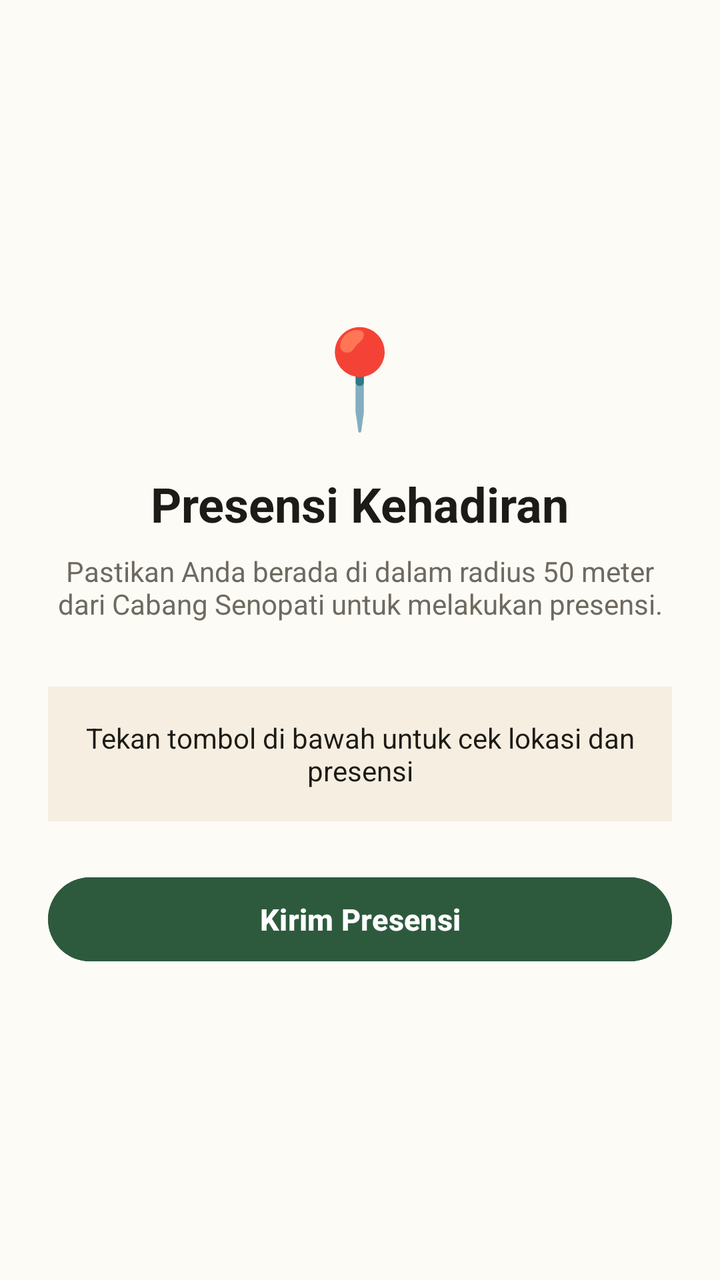
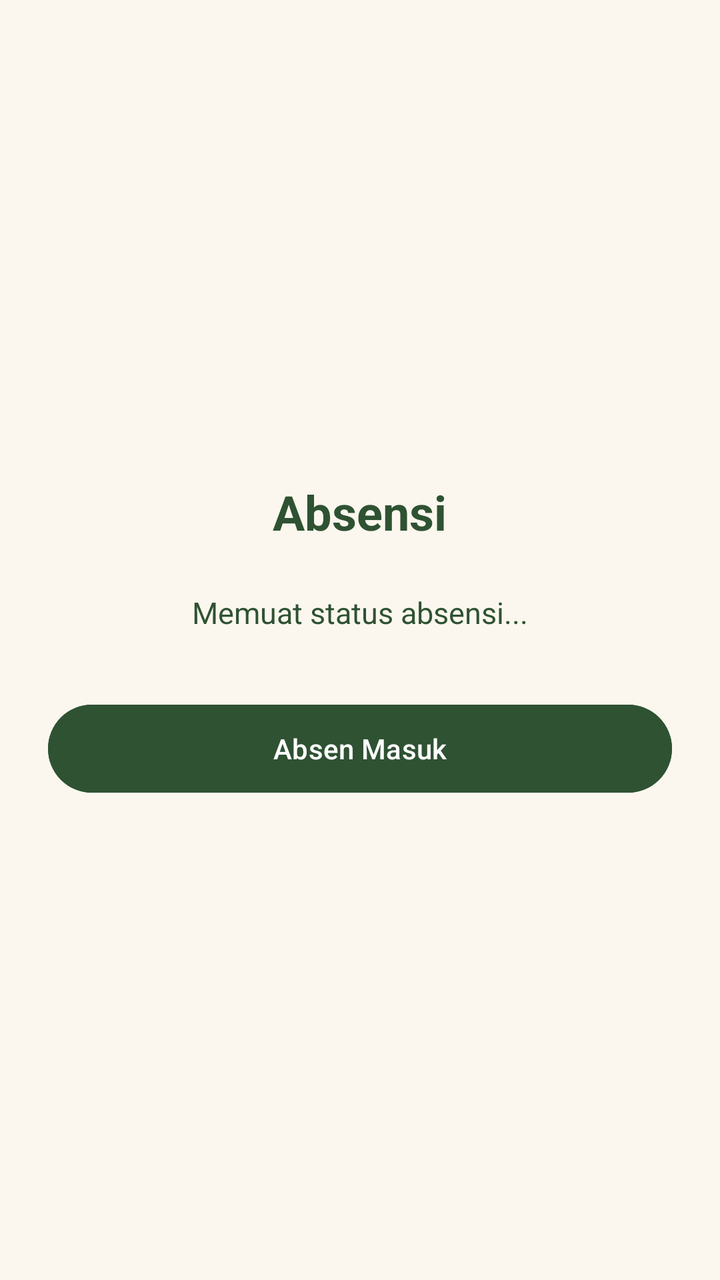

Two renders of the same Android screen: before a commit and after it. Below are the layout's source before the change and the commit's diff.
<!-- AndroidManifest.xml: application theme Theme.Machaindo -->
<!-- res/layout/activity_absensi.xml -->
<?xml version="1.0" encoding="utf-8"?>
<LinearLayout xmlns:android="http://schemas.android.com/apk/res/android"
    android:layout_width="match_parent"
    android:layout_height="match_parent"
    android:background="@color/matcha_cream"
    android:fitsSystemWindows="true"
    android:gravity="center"
    android:orientation="vertical"
    android:padding="24dp">

    <TextView
        android:layout_width="wrap_content"
        android:layout_height="wrap_content"
        android:text="📍"
        android:textSize="48sp" />

    <TextView
        android:layout_width="wrap_content"
        android:layout_height="wrap_content"
        android:layout_marginTop="16dp"
        android:text="Presensi Kehadiran"
        android:textColor="@color/matcha_text"
        android:textSize="24sp"
        android:textStyle="bold" />

    <TextView
        android:layout_width="wrap_content"
        android:layout_height="wrap_content"
        android:layout_marginTop="8dp"
        android:gravity="center"
        android:text="Pastikan Anda berada di dalam radius 50 meter dari Cabang Senopati untuk melakukan presensi."
        android:textColor="@color/matcha_muted"
        android:textSize="14sp" />

    <TextView
        android:id="@+id/tvStatusLokasi"
        android:layout_width="match_parent"
        android:layout_height="wrap_content"
        android:layout_marginTop="32dp"
        android:background="@color/matcha_field"
        android:gravity="center"
        android:padding="16dp"
        android:text="Tekan tombol di bawah untuk cek lokasi dan presensi"
        android:textColor="@color/matcha_text"
        android:textSize="14sp" />

    <Button
        android:id="@+id/btnPresensi"
        android:layout_width="match_parent"
        android:layout_height="50dp"
        android:layout_marginTop="24dp"
        android:backgroundTint="@color/matcha_green"
        android:text="Kirim Presensi"
        android:textAllCaps="false"
        android:textColor="@color/white"
        android:textSize="15sp"
        android:textStyle="bold" />

</LinearLayout>
<!-- resources referenced by this layout -->
<resources>
  <color name="matcha_cream">#FFFDFBF6</color>
  <color name="matcha_field">#FFF6EEE0</color>
  <color name="matcha_green">#FF2D5A3D</color>
  <color name="matcha_muted">#FF6F6A60</color>
  <color name="matcha_text">#FF1C1B17</color>
  <color name="white">#FFFFFFFF</color>
  <style name="Theme.Machaindo" parent="Theme.Material3.Light.NoActionBar">
          <item name="colorPrimary">@color/green_dark</item>
          <item name="android:statusBarColor">@color/cream_header</item>
          <item name="android:windowLightStatusBar">true</item>
      </style>
  <color name="green_dark">#2F5233</color>
  <color name="cream_header">#F3ECDD</color>
</resources>

<!-- the commit's change to res/layout/activity_absensi.xml (unified diff, before → after) -->
@@ -1,59 +1,35 @@
-<?xml version="1.0" encoding="utf-8"?>
-<LinearLayout xmlns:android="http://schemas.android.com/apk/res/android"
+<LinearLayout
+    xmlns:android="http://schemas.android.com/apk/res/android"
     android:layout_width="match_parent"
     android:layout_height="match_parent"
-    android:background="@color/matcha_cream"
+    android:background="@color/cream_bg"
     android:fitsSystemWindows="true"
     android:gravity="center"
     android:orientation="vertical"
     android:padding="24dp">
-
     <TextView
         android:layout_width="wrap_content"
         android:layout_height="wrap_content"
-        android:text="📍"
-        android:textSize="48sp" />
-
-    <TextView
-        android:layout_width="wrap_content"
-        android:layout_height="wrap_content"
-        android:layout_marginTop="16dp"
-        android:text="Presensi Kehadiran"
-        android:textColor="@color/matcha_text"
+        android:text="Absensi"
+        android:textColor="@color/green_dark"
         android:textSize="24sp"
-        android:textStyle="bold" />
-
-    <TextView
-        android:layout_width="wrap_content"
-        android:layout_height="wrap_content"
-        android:layout_marginTop="8dp"
-        android:gravity="center"
-        android:text="Pastikan Anda berada di dalam radius 50 meter dari Cabang Senopati untuk melakukan presensi."
-        android:textColor="@color/matcha_muted"
-        android:textSize="14sp" />
-
+        android:textStyle="bold"/>
     <TextView
         android:id="@+id/tvStatusLokasi"
         android:layout_width="match_parent"
         android:layout_height="wrap_content"
-        android:layout_marginTop="32dp"
-        android:background="@color/matcha_field"
+        android:layout_marginTop="24dp"
         android:gravity="center"
-        android:padding="16dp"
-        android:text="Tekan tombol di bawah untuk cek lokasi dan presensi"
-        android:textColor="@color/matcha_text"
-        android:textSize="14sp" />
-
+        android:lineSpacingExtra="4dp"
+        android:text="Memuat status absensi..."
+        android:textColor="@color/green_dark"
+        android:textSize="15sp"/>
     <Button
         android:id="@+id/btnPresensi"
         android:layout_width="match_parent"
-        android:layout_height="50dp"
-        android:layout_marginTop="24dp"
-        android:backgroundTint="@color/matcha_green"
-        android:text="Kirim Presensi"
-        android:textAllCaps="false"
-        android:textColor="@color/white"
-        android:textSize="15sp"
-        android:textStyle="bold" />
-
+        android:layout_height="52dp"
+        android:layout_marginTop="32dp"
+        android:backgroundTint="@color/green_dark"
+        android:text="Absen Masuk"
+        android:textColor="@android:color/white"/>
 </LinearLayout>
<!-- resource entries referenced after the edit -->
@@ -1,11 +1,6 @@
 <!-- resources referenced by this layout -->
 <resources>
-  <color name="matcha_cream">#FFFDFBF6</color>
-  <color name="matcha_field">#FFF6EEE0</color>
-  <color name="matcha_green">#FF2D5A3D</color>
-  <color name="matcha_muted">#FF6F6A60</color>
-  <color name="matcha_text">#FF1C1B17</color>
-  <color name="white">#FFFFFFFF</color>
+  <color name="cream_bg">#FBF7EE</color>
   <style name="Theme.Machaindo" parent="Theme.Material3.Light.NoActionBar">
           <item name="colorPrimary">@color/green_dark</item>
           <item name="android:statusBarColor">@color/cream_header</item>
